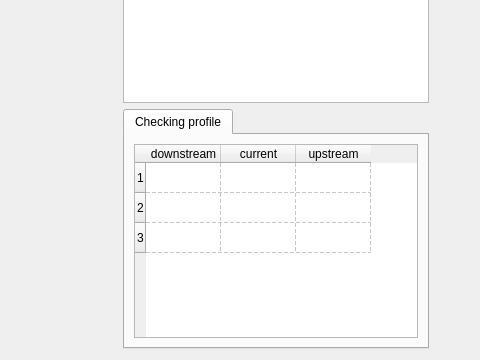
This is ui/graphProfil.ui in Artelia/Mascaret as Qt 5 draws it before an edit; both pictures show x 670 to 1150 and y 450 to 810 of the 1150 by 810 pixel window. The edited form follows.
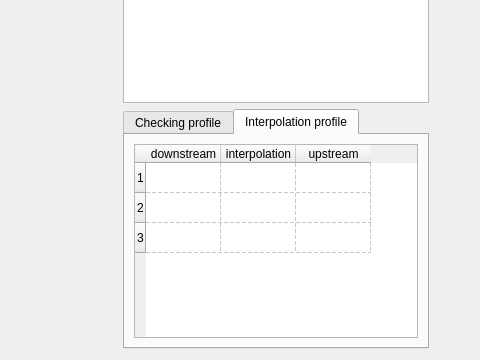
This is the edited form. The open tabs and pages were chosen to show the change. Icons and pictures are not drawn.

Diff of the .ui file:
```diff
--- a/ui/graphProfil.ui
+++ b/ui/graphProfil.ui
@@ -684,6 +684,59 @@
              </item>
             </layout>
            </widget>
+           <widget class="QWidget" name="tab_2">
+            <attribute name="title">
+             <string>Interpolation profile</string>
+            </attribute>
+            <layout class="QGridLayout" name="gridLayout_9">
+             <item row="0" column="0">
+              <widget class="QTableWidget" name="table_check_interp">
+               <property name="sizePolicy">
+                <sizepolicy hsizetype="MinimumExpanding" vsizetype="Minimum">
+                 <horstretch>0</horstretch>
+                 <verstretch>0</verstretch>
+                </sizepolicy>
+               </property>
+               <property name="autoScroll">
+                <bool>true</bool>
+               </property>
+               <property name="gridStyle">
+                <enum>Qt::DashLine</enum>
+               </property>
+               <property name="rowCount">
+                <number>3</number>
+               </property>
+               <property name="columnCount">
+                <number>3</number>
+               </property>
+               <attribute name="horizontalHeaderCascadingSectionResizes">
+                <bool>false</bool>
+               </attribute>
+               <attribute name="horizontalHeaderDefaultSectionSize">
+                <number>75</number>
+               </attribute>
+               <row/>
+               <row/>
+               <row/>
+               <column>
+                <property name="text">
+                 <string>downstream</string>
+                </property>
+               </column>
+               <column>
+                <property name="text">
+                 <string>interpolation</string>
+                </property>
+               </column>
+               <column>
+                <property name="text">
+                 <string>upstream</string>
+                </property>
+               </column>
+              </widget>
+             </item>
+            </layout>
+           </widget>
           </widget>
          </item>
         </layout>
```
